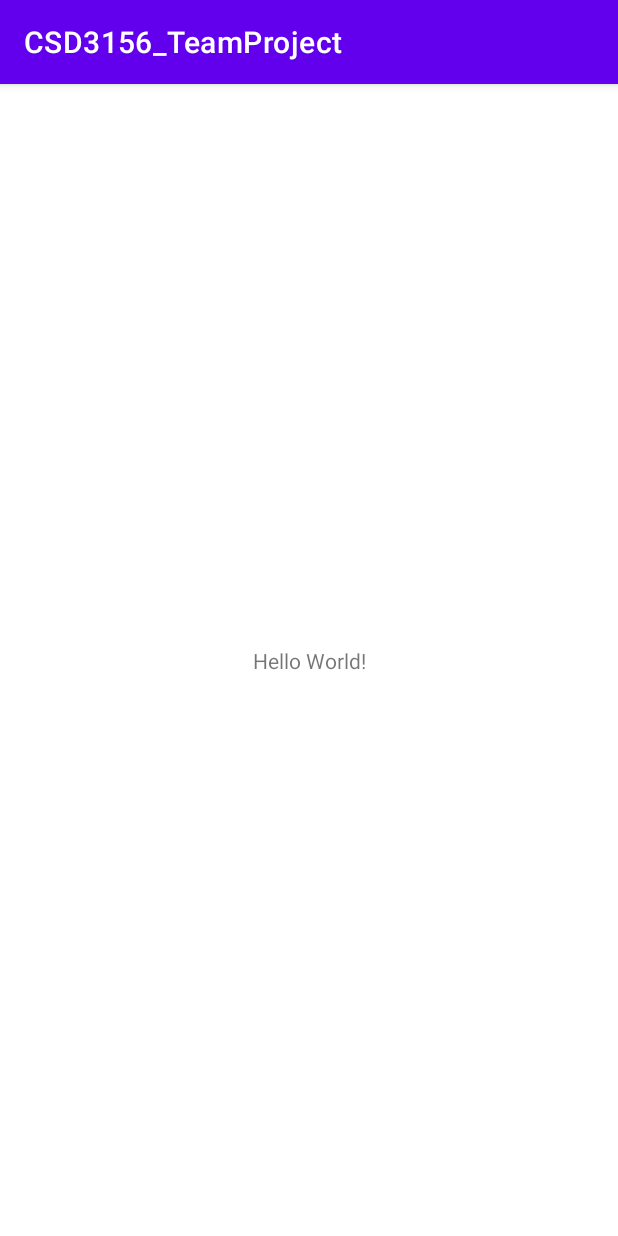
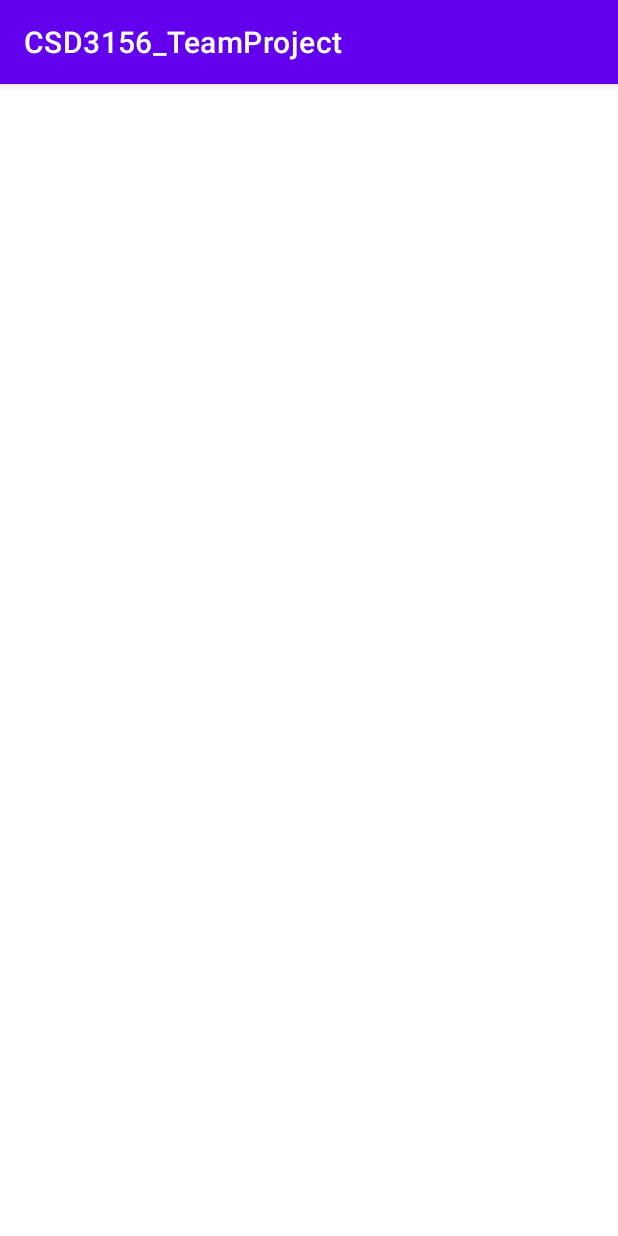
Before and after one commit to shortiefel/CSD3156_TeamProject, an Android app: the screen it shows after launch (MainActivity), on a phone screen of 412 x 824 dp. Run offline under Robolectric (Android 15) with nearby library versions, the phone set to English and light mode, and no system bars.

Commit message:
added assets

```diff
--- a/Project/app/src/main/res/layout/activity_main.xml
+++ b/Project/app/src/main/res/layout/activity_main.xml
@@ -1,18 +1,7 @@
 <?xml version="1.0" encoding="utf-8"?>
-<androidx.constraintlayout.widget.ConstraintLayout xmlns:android="http://schemas.android.com/apk/res/android"
-    xmlns:app="http://schemas.android.com/apk/res-auto"
-    xmlns:tools="http://schemas.android.com/tools"
-    android:layout_width="match_parent"
-    android:layout_height="match_parent"
-    tools:context=".MainActivity">
-
-    <TextView
-        android:layout_width="wrap_content"
-        android:layout_height="wrap_content"
-        android:text="Hello World!"
-        app:layout_constraintBottom_toBottomOf="parent"
-        app:layout_constraintEnd_toEndOf="parent"
-        app:layout_constraintStart_toStartOf="parent"
-        app:layout_constraintTop_toTopOf="parent" />
-
-</androidx.constraintlayout.widget.ConstraintLayout>
+    <RelativeLayout
+    xmlns:android="http://schemas.android.com/apk/res/android"
+        xmlns:app="http://schemas.android.com/apk/res-auto"
+        xmlns:tools="http://schemas.android.com/tools"
+        android:layout_width="match_parent"
+    android:layout_height="match_parent"/>
--- a/Project/build.gradle
+++ b/Project/build.gradle
@@ -1,6 +1,6 @@
 // Top-level build file where you can add configuration options common to all sub-projects/modules.
 plugins {
-    id 'com.android.application' version '7.3.1' apply false
-    id 'com.android.library' version '7.3.1' apply false
+    id 'com.android.application' version '7.4.0' apply false
+    id 'com.android.library' version '7.4.0' apply false
     id 'org.jetbrains.kotlin.android' version '1.7.20' apply false
 }
```
Also changed, not shown: Project/app/src/main/res/drawable-v24/BG.png (added), Project/app/src/main/res/drawable-v24/Bird01.png (added), Project/app/src/main/res/drawable-v24/Bird02.png (added), Project/app/src/main/res/drawable-v24/Bird03.png (added), Project/app/src/main/res/drawable-v24/Bird04.png (added), Project/app/src/main/res/drawable-v24/Bird05.png (added), Project/app/src/main/res/drawable-v24/Santa.png (added), Project/app/src/main/res/drawable-v24/Shoot.png (added), Project/gradle/wrapper/gradle-wrapper.properties.
